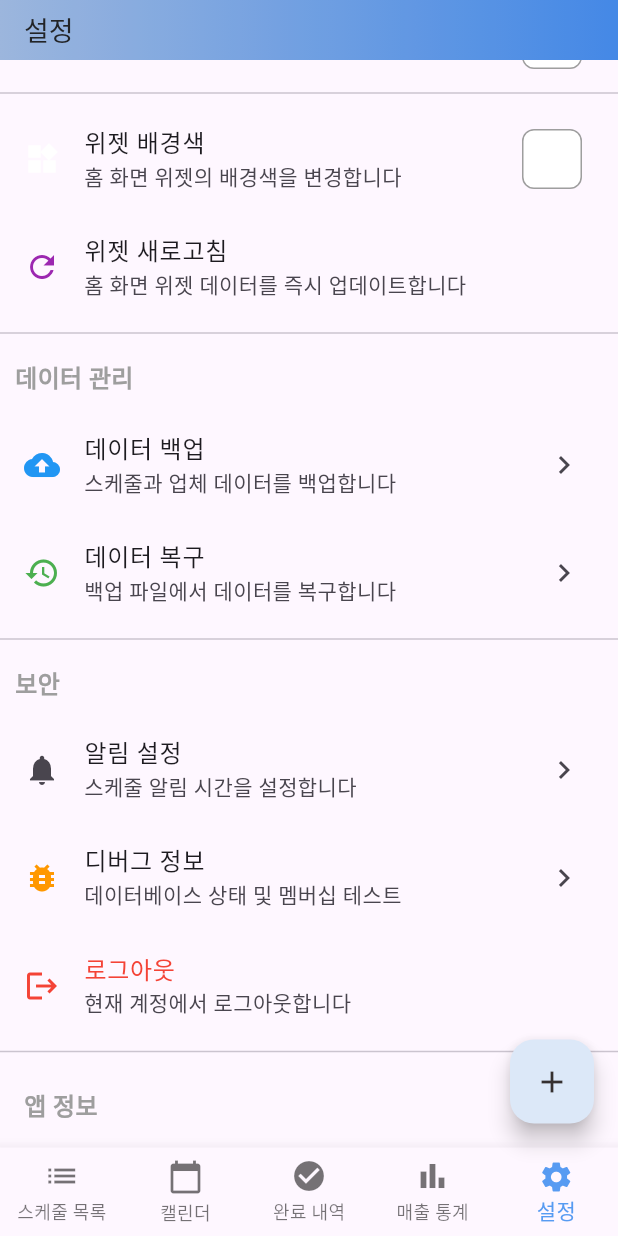
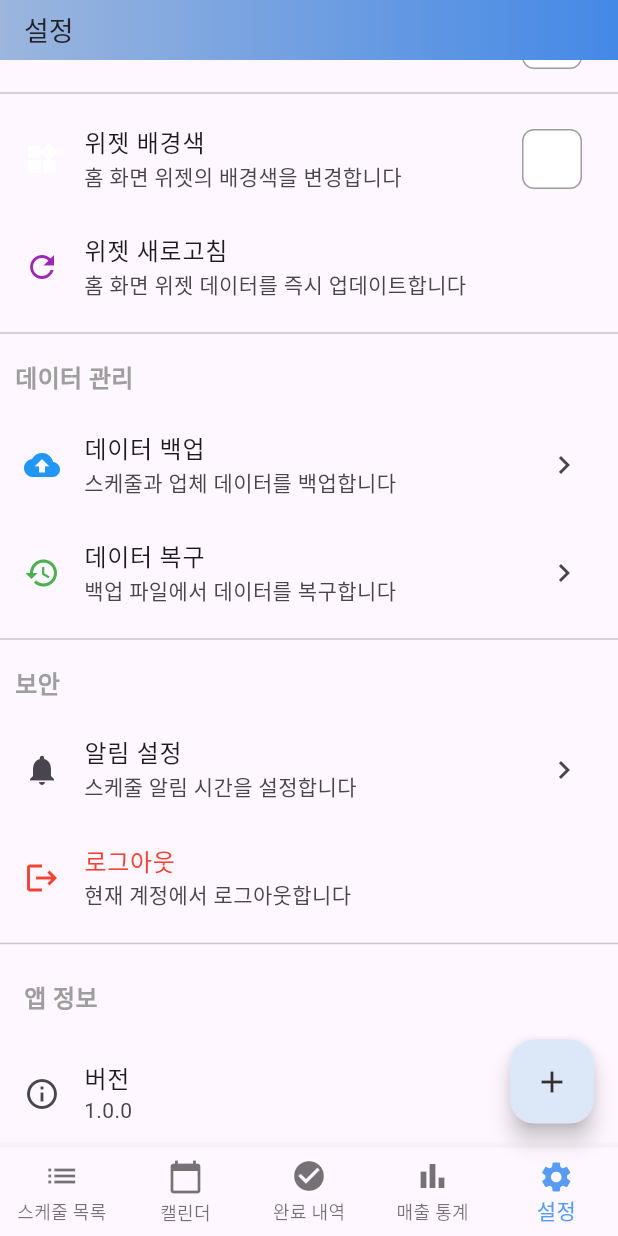
Before and after one commit to ssh5437/flutter_schedule_app, a Flutter app: the screen it shows once a user with an empty profile is signed in, item 5 of the bottom bar chosen, scrolled down 274 dp, on a phone screen of 412 x 824 dp. Run offline on Flutter 3.47's test engine with Material 3 defaults, Android fonts, the phone set to English and light mode, and no system bars; our stand-ins replace app_links, file_picker, firebase_analytics, firebase_core, fl_chart, flutter_colorpicker and 10 more; missing offline and left inert: encrypt, home_widget, pointycastle, workmanager; accounts and stored records are empty; statements that could not run were skipped.

Commit message:
내 계정에서만 디버그 설정 기능 보게 처리

```diff
--- a/lib/screens/settings_screen.dart
+++ b/lib/screens/settings_screen.dart
@@ -3,6 +3,7 @@ import 'package:shared_preferences/shared_preferences.dart';
 import 'package:flutter_colorpicker/flutter_colorpicker.dart';
 import 'package:intl/intl.dart';
 import 'package:provider/provider.dart';
+import 'package:supabase_flutter/supabase_flutter.dart';
 import '../services/auth_service.dart';
 import '../services/backup_service.dart';
 import '../services/widget_service.dart';
@@ -901,7 +902,8 @@ class _SettingsScreenState extends State<SettingsScreen> {
             },
           ),
 
-          // // 디버그 정보
+          // 디버그 정보 (ssh5437@gmail.com만 접근 가능)
+          if (Supabase.instance.client.auth.currentUser?.email == 'ssh5437@gmail.com')
             ListTile(
               leading: const Icon(Icons.bug_report, color: Colors.orange),
               title: const Text('디버그 정보'),
```
Lines whose indentation alone changed are shown as unchanged.
